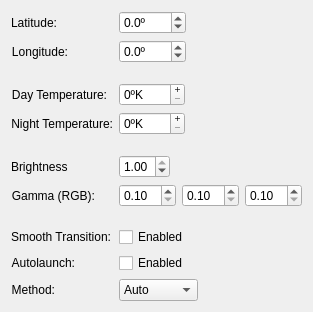
simgunz/redshift-plasmoid, file applet/redshift.ui: the form before one commit.
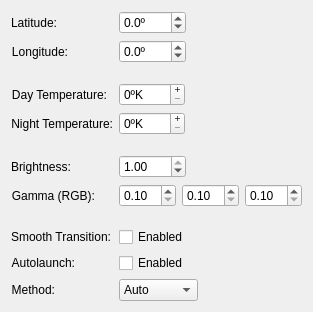
The form after the commit. Custom widgets are drawn as their Qt base class.

Commit message: Improve brightness ui field

Diff of the .ui file:
```diff
--- a/applet/redshift.ui
+++ b/applet/redshift.ui
@@ -372,12 +372,21 @@
    <item row="6" column="0">
     <widget class="QLabel" name="lbBrightness">
      <property name="text">
-      <string>Brightness</string>
+      <string>Brightness:</string>
      </property>
     </widget>
    </item>
    <item row="6" column="1">
     <widget class="QDoubleSpinBox" name="kcfg_brightness">
+     <property name="minimumSize">
+      <size>
+       <width>67</width>
+       <height>0</height>
+      </size>
+     </property>
+     <property name="minimum">
+      <double>0.100000000000000</double>
+     </property>
      <property name="maximum">
       <double>1.000000000000000</double>
      </property>
```
Left out of the diff: 2 changed lines with no effect on the pictures.
